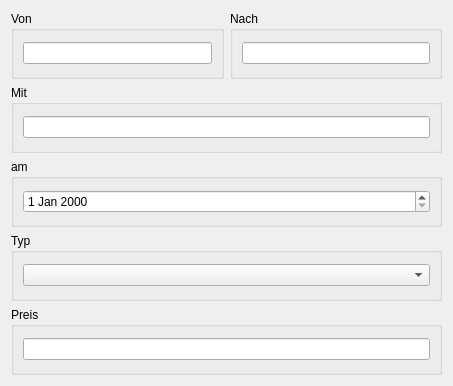
Bloeckchengrafik/pg2_1, file src/ui/flightbookingui.ui: the form before one commit.
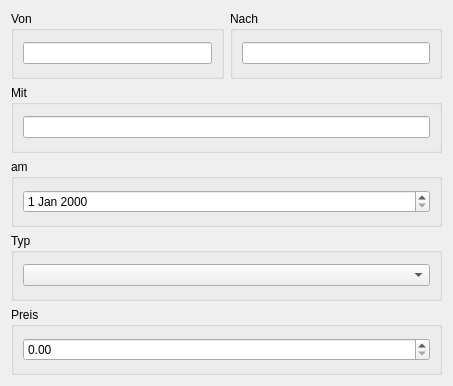
The form after the commit.

```diff
--- a/src/ui/flightbookingui.ui
+++ b/src/ui/flightbookingui.ui
@@ -91,7 +91,11 @@
      </property>
      <layout class="QVBoxLayout" name="verticalLayout_5">
       <item>
-       <widget class="QLineEdit" name="price"/>
+       <widget class="QDoubleSpinBox" name="price">
+        <property name="maximum">
+         <double>1000000000000.000000000000000</double>
+        </property>
+       </widget>
       </item>
      </layout>
     </widget>
```
Left out of the diff: 12 changed lines with no effect on the pictures.
